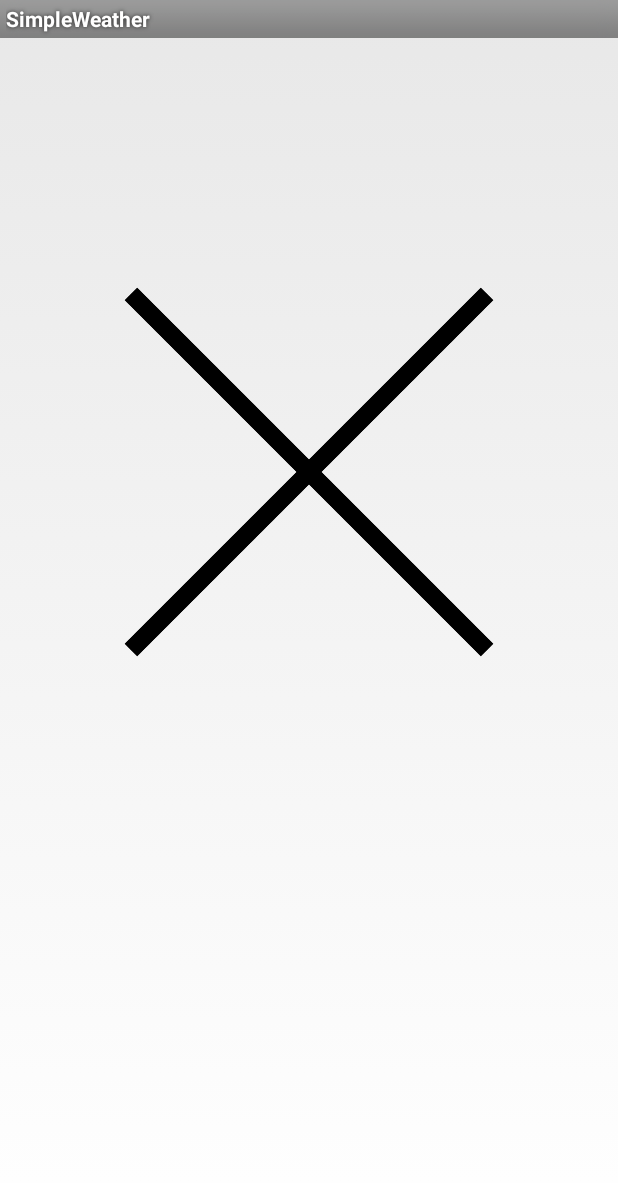
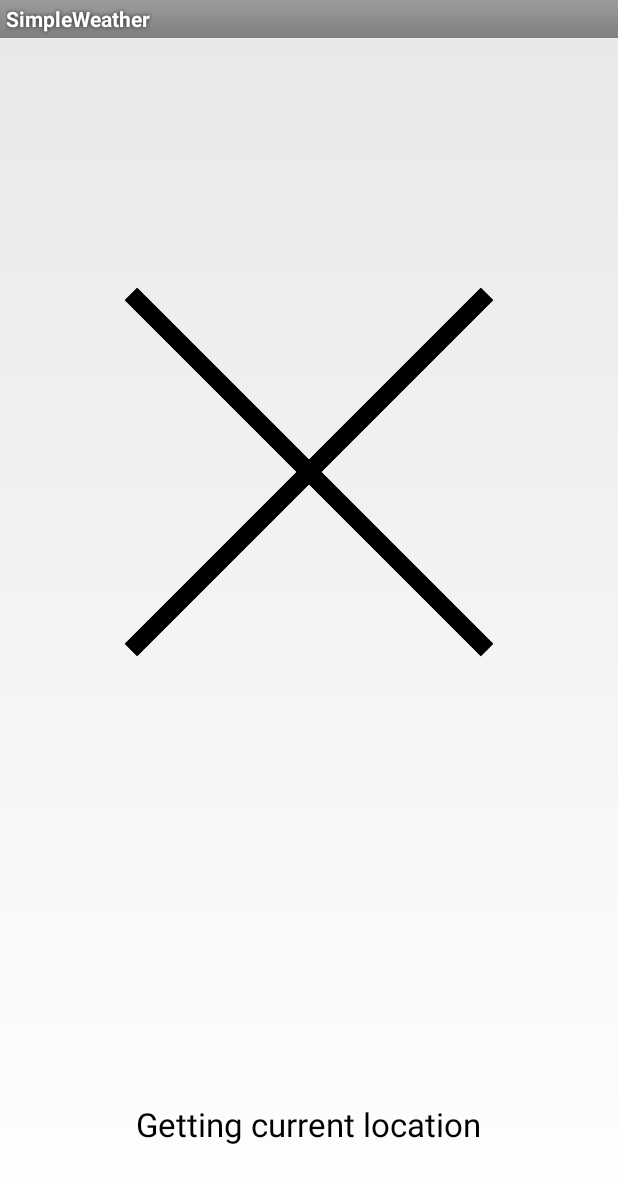
Before and after one commit to migueltaoliveira/SimpleWeather, an Android app: the screen it shows after launch (WeatherActivity), on a phone screen of 412 x 824 dp. Shown: the top 1183 px of the screen. Run offline under Robolectric (Android 15) with nearby library versions, the phone set to English and light mode, and no system bars; our stand-ins replace ButterKnife; libraries missing offline, so code that uses them is left out: com.koushikdutta.ion; pictures from the network do not load.

Commit message:
Added a wait message

```diff
--- a/app/src/main/java/uc/pgi/coimbraweather/WeatherActivity.java
+++ b/app/src/main/java/uc/pgi/coimbraweather/WeatherActivity.java
@@ -63,7 +63,6 @@ public class WeatherActivity extends Activity {
         // or: LocationManager.GPS_PROVIDER
         mLocationManager.requestLocationUpdates(LocationManager.NETWORK_PROVIDER, 0,
                 0, locationListener);
-
     }
 
 
@@ -100,7 +99,7 @@ public class WeatherActivity extends Activity {
         try {
             Log.i("Result", "" + json.get().toString());
             Ion.with(this)
-                    .load(url + "/static/"+json.get().icon+".png")
+                    .load(url + "/static/" + json.get().icon + ".png")
                     .withBitmap()
                     .intoImageView(imageView);
 
--- a/app/src/main/res/layout/activity_weather.xml
+++ b/app/src/main/res/layout/activity_weather.xml
@@ -27,6 +27,7 @@
         android:layout_width="wrap_content"
         android:layout_height="wrap_content"
         android:textAppearance="?android:attr/textAppearanceLarge"
+        android:text="@string/wait_message"
         android:layout_alignParentBottom="true"
         android:layout_centerHorizontal="true"
         android:layout_marginBottom="@dimen/activity_bottom_margin" />
--- a/app/src/main/res/values/strings.xml
+++ b/app/src/main/res/values/strings.xml
@@ -4,5 +4,6 @@
     <string name="app_name">SimpleWeather</string>
     <string name="hello_world">Hello world!</string>
     <string name="action_settings">Settings</string>
+    <string name="wait_message">Getting current location</string>
 
 </resources>
```
